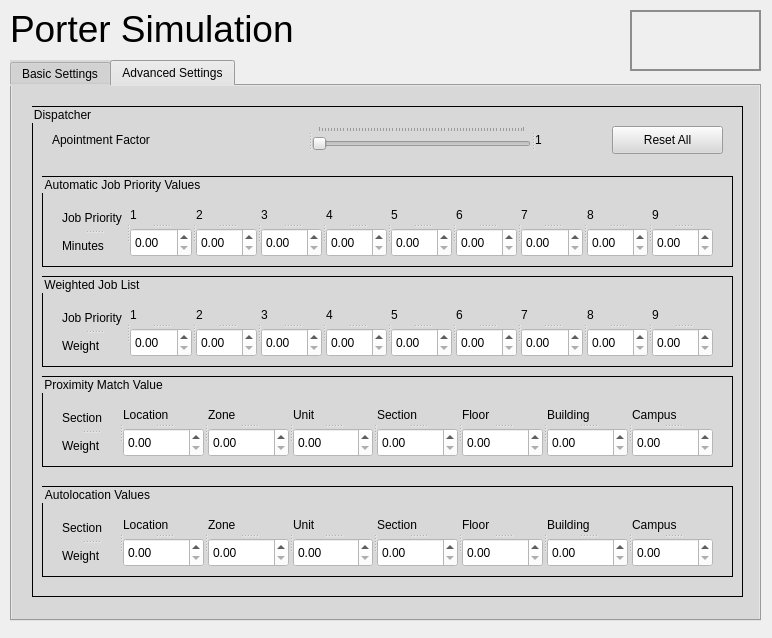
Qt form GUI/pyqt GUI/mockup.ui (vkondrav/Porter-Simulation) before a commit.
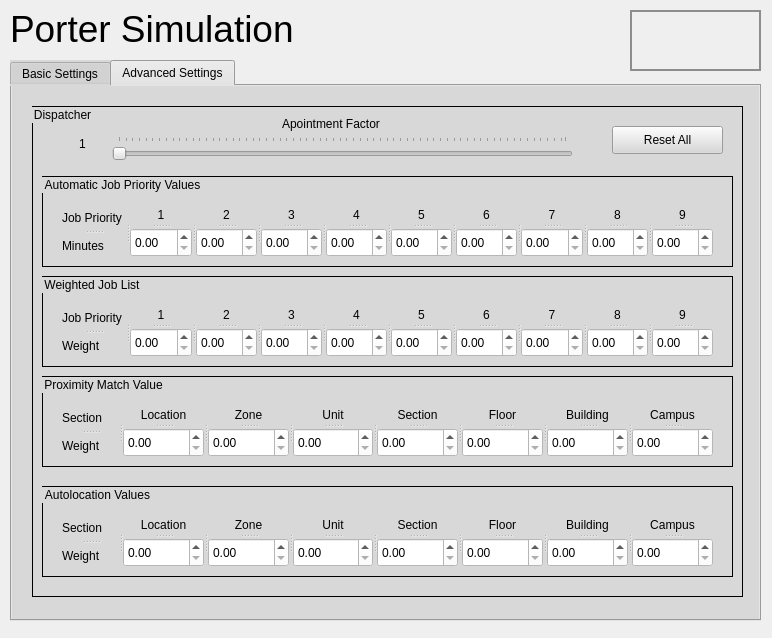
The same form after that commit. The open tabs and pages were chosen to show the change. Icons and pictures are not drawn.

The edit to the form file:
```diff
--- a/GUI/pyqt GUI/mockup.ui
+++ b/GUI/pyqt GUI/mockup.ui
@@ -297,8 +297,38 @@
         <height>91</height>
        </rect>
       </property>
-      <property name="styleSheet">
-       <string notr="true"/>
+      <property name="orientation">
+       <enum>Qt::Vertical</enum>
+      </property>
+      <widget class="QLabel" name="label_11">
+       <property name="text">
+        <string>%</string>
+       </property>
+      </widget>
+      <widget class="QLabel" name="label_10">
+       <property name="text">
+        <string>%</string>
+       </property>
+      </widget>
+      <widget class="QLabel" name="label_12">
+       <property name="text">
+        <string>min</string>
+       </property>
+      </widget>
+      <widget class="QLabel" name="label_14">
+       <property name="text">
+        <string>%</string>
+       </property>
+      </widget>
+     </widget>
+     <widget class="QSplitter" name="splitter_24">
+      <property name="geometry">
+       <rect>
+        <x>20</x>
+        <y>20</y>
+        <width>271</width>
+        <height>131</height>
+       </rect>
       </property>
       <property name="orientation">
        <enum>Qt::Vertical</enum>
@@ -514,6 +544,63 @@
      <property name="title">
       <string>Dispatcher</string>
      </property>
+     <widget class="QSlider" name="appFactor">
+      <property name="geometry">
+       <rect>
+        <x>80</x>
+        <y>30</y>
+        <width>461</width>
+        <height>27</height>
+       </rect>
+      </property>
+      <property name="minimum">
+       <number>100</number>
+      </property>
+      <property name="maximum">
+       <number>300</number>
+      </property>
+      <property name="singleStep">
+       <number>3</number>
+      </property>
+      <property name="orientation">
+       <enum>Qt::Horizontal</enum>
+      </property>
+      <property name="tickPosition">
+       <enum>QSlider::TicksAbove</enum>
+      </property>
+      <property name="tickInterval">
+       <number>3</number>
+      </property>
+     </widget>
+     <widget class="QLabel" name="label_13">
+      <property name="geometry">
+       <rect>
+        <x>250</x>
+        <y>10</y>
+        <width>104</width>
+        <height>16</height>
+       </rect>
+      </property>
+      <property name="text">
+       <string>Apointment Factor</string>
+      </property>
+     </widget>
+     <widget class="QLabel" name="appFactorValue">
+      <property name="geometry">
+       <rect>
+        <x>30</x>
+        <y>30</y>
+        <width>41</width>
+        <height>16</height>
+       </rect>
+      </property>
+      <property name="text">
+       <string>1</string>
+      </property>
+      <property name="alignment">
+       <set>Qt::AlignCenter</set>
+      </property>
+     </widget>
      <widget class="QGroupBox" name="groupBox_5">
       <property name="geometry">
        <rect>
@@ -561,6 +648,9 @@
          <property name="text">
           <string>1</string>
          </property>
+         <property name="alignment">
+          <set>Qt::AlignCenter</set>
+         </property>
         </widget>
         <widget class="QDoubleSpinBox" name="ajb1"/>
        </widget>
@@ -572,6 +662,9 @@
          <property name="text">
           <string>2</string>
          </property>
+         <property name="alignment">
+          <set>Qt::AlignCenter</set>
+         </property>
         </widget>
         <widget class="QDoubleSpinBox" name="ajb2"/>
        </widget>
@@ -583,6 +676,9 @@
          <property name="text">
           <string>3</string>
          </property>
+         <property name="alignment">
+          <set>Qt::AlignCenter</set>
+         </property>
         </widget>
         <widget class="QDoubleSpinBox" name="ajb3"/>
        </widget>
@@ -594,6 +690,9 @@
          <property name="text">
           <string>4</string>
          </property>
+         <property name="alignment">
+          <set>Qt::AlignCenter</set>
+         </property>
         </widget>
         <widget class="QDoubleSpinBox" name="ajb4"/>
        </widget>
@@ -605,6 +704,9 @@
          <property name="text">
           <string>5</string>
          </property>
+         <property name="alignment">
+          <set>Qt::AlignCenter</set>
+         </property>
         </widget>
         <widget class="QDoubleSpinBox" name="ajb5"/>
        </widget>
@@ -616,6 +718,9 @@
          <property name="text">
           <string>6</string>
          </property>
+         <property name="alignment">
+          <set>Qt::AlignCenter</set>
+         </property>
         </widget>
         <widget class="QDoubleSpinBox" name="ajb6"/>
        </widget>
@@ -627,6 +732,9 @@
          <property name="text">
           <string>7</string>
          </property>
+         <property name="alignment">
+          <set>Qt::AlignCenter</set>
+         </property>
         </widget>
         <widget class="QDoubleSpinBox" name="ajb7"/>
        </widget>
@@ -638,6 +746,9 @@
          <property name="text">
           <string>8</string>
          </property>
+         <property name="alignment">
+          <set>Qt::AlignCenter</set>
+         </property>
         </widget>
         <widget class="QDoubleSpinBox" name="ajb8"/>
        </widget>
@@ -649,6 +760,9 @@
          <property name="text">
           <string>9</string>
          </property>
+         <property name="alignment">
+          <set>Qt::AlignCenter</set>
+         </property>
         </widget>
         <widget class="QDoubleSpinBox" name="ajb9"/>
        </widget>
@@ -727,6 +841,9 @@
          <property name="text">
           <string>Location</string>
          </property>
+         <property name="alignment">
+          <set>Qt::AlignCenter</set>
+         </property>
         </widget>
         <widget class="QDoubleSpinBox" name="pmv1"/>
        </widget>
@@ -738,6 +855,9 @@
          <property name="text">
           <string>Zone</string>
          </property>
+         <property name="alignment">
+          <set>Qt::AlignCenter</set>
+         </property>
         </widget>
         <widget class="QDoubleSpinBox" name="pmv2"/>
        </widget>
@@ -749,6 +869,9 @@
          <property name="text">
           <string>Unit</string>
          </property>
+         <property name="alignment">
+          <set>Qt::AlignCenter</set>
+         </property>
         </widget>
         <widget class="QDoubleSpinBox" name="pmv3"/>
        </widget>
@@ -760,6 +883,9 @@
          <property name="text">
           <string>Section</string>
          </property>
+         <property name="alignment">
+          <set>Qt::AlignCenter</set>
+         </property>
         </widget>
         <widget class="QDoubleSpinBox" name="pmv4"/>
        </widget>
@@ -771,6 +897,9 @@
          <property name="text">
           <string>Floor</string>
          </property>
+         <property name="alignment">
+          <set>Qt::AlignCenter</set>
+         </property>
         </widget>
         <widget class="QDoubleSpinBox" name="pmv5"/>
        </widget>
@@ -782,6 +911,9 @@
          <property name="text">
           <string>Building</string>
          </property>
+         <property name="alignment">
+          <set>Qt::AlignCenter</set>
+         </property>
         </widget>
         <widget class="QDoubleSpinBox" name="pmv6"/>
        </widget>
@@ -793,6 +925,9 @@
          <property name="text">
           <string>Campus</string>
          </property>
+         <property name="alignment">
+          <set>Qt::AlignCenter</set>
+         </property>
         </widget>
         <widget class="QDoubleSpinBox" name="pmv7"/>
        </widget>
@@ -871,6 +1006,9 @@
          <property name="text">
           <string>Location</string>
          </property>
+         <property name="alignment">
+          <set>Qt::AlignCenter</set>
+         </property>
         </widget>
         <widget class="QDoubleSpinBox" name="av1"/>
        </widget>
@@ -882,6 +1020,9 @@
          <property name="text">
           <string>Zone</string>
          </property>
+         <property name="alignment">
+          <set>Qt::AlignCenter</set>
+         </property>
         </widget>
         <widget class="QDoubleSpinBox" name="av2"/>
        </widget>
@@ -893,6 +1034,9 @@
          <property name="text">
           <string>Unit</string>
          </property>
+         <property name="alignment">
+          <set>Qt::AlignCenter</set>
+         </property>
         </widget>
         <widget class="QDoubleSpinBox" name="av3"/>
        </widget>
@@ -904,6 +1048,9 @@
          <property name="text">
           <string>Section</string>
          </property>
+         <property name="alignment">
+          <set>Qt::AlignCenter</set>
+         </property>
         </widget>
         <widget class="QDoubleSpinBox" name="av4"/>
        </widget>
@@ -915,6 +1062,9 @@
          <property name="text">
           <string>Floor</string>
          </property>
+         <property name="alignment">
+          <set>Qt::AlignCenter</set>
+         </property>
         </widget>
         <widget class="QDoubleSpinBox" name="av5"/>
        </widget>
@@ -926,6 +1076,9 @@
          <property name="text">
           <string>Building</string>
          </property>
+         <property name="alignment">
+          <set>Qt::AlignCenter</set>
+         </property>
         </widget>
         <widget class="QDoubleSpinBox" name="av6"/>
        </widget>
@@ -937,6 +1090,9 @@
          <property name="text">
           <string>Campus</string>
          </property>
+         <property name="alignment">
+          <set>Qt::AlignCenter</set>
+         </property>
         </widget>
         <widget class="QDoubleSpinBox" name="av7"/>
        </widget>
@@ -989,6 +1145,9 @@
          <property name="text">
           <string>1</string>
          </property>
+         <property name="alignment">
+          <set>Qt::AlignCenter</set>
+         </property>
         </widget>
         <widget class="QDoubleSpinBox" name="wjl1"/>
        </widget>
@@ -1000,6 +1159,9 @@
          <property name="text">
           <string>2</string>
          </property>
+         <property name="alignment">
+          <set>Qt::AlignCenter</set>
+         </property>
         </widget>
         <widget class="QDoubleSpinBox" name="wjl2"/>
        </widget>
@@ -1011,6 +1173,9 @@
          <property name="text">
           <string>3</string>
          </property>
+         <property name="alignment">
+          <set>Qt::AlignCenter</set>
+         </property>
         </widget>
         <widget class="QDoubleSpinBox" name="wjl3"/>
        </widget>
@@ -1022,6 +1187,9 @@
          <property name="text">
           <string>4</string>
          </property>
+         <property name="alignment">
+          <set>Qt::AlignCenter</set>
+         </property>
         </widget>
         <widget class="QDoubleSpinBox" name="wjl4"/>
        </widget>
@@ -1033,6 +1201,9 @@
          <property name="text">
           <string>5</string>
          </property>
+         <property name="alignment">
+          <set>Qt::AlignCenter</set>
+         </property>
         </widget>
         <widget class="QDoubleSpinBox" name="wjl5"/>
        </widget>
@@ -1044,6 +1215,9 @@
          <property name="text">
           <string>6</string>
          </property>
+         <property name="alignment">
+          <set>Qt::AlignCenter</set>
+         </property>
         </widget>
         <widget class="QDoubleSpinBox" name="wjl6"/>
        </widget>
@@ -1055,6 +1229,9 @@
          <property name="text">
           <string>7</string>
          </property>
+         <property name="alignment">
+          <set>Qt::AlignCenter</set>
+         </property>
         </widget>
         <widget class="QDoubleSpinBox" name="wjl7"/>
        </widget>
@@ -1066,6 +1243,9 @@
          <property name="text">
           <string>8</string>
          </property>
+         <property name="alignment">
+          <set>Qt::AlignCenter</set>
+         </property>
         </widget>
         <widget class="QDoubleSpinBox" name="wjl8"/>
        </widget>
@@ -1077,6 +1257,9 @@
          <property name="text">
           <string>9</string>
          </property>
+         <property name="alignment">
+          <set>Qt::AlignCenter</set>
+         </property>
         </widget>
         <widget class="QDoubleSpinBox" name="wjl9"/>
        </widget>
@@ -1095,49 +1278,6 @@
        <string>Reset All</string>
       </property>
      </widget>
-     <widget class="QSplitter" name="splitter_24">
-      <property name="geometry">
-       <rect>
-        <x>20</x>
-        <y>20</y>
-        <width>501</width>
-        <height>27</height>
-       </rect>
-      </property>
-      <property name="orientation">
-       <enum>Qt::Horizontal</enum>
-      </property>
-      <widget class="QLabel" name="label_13">
-       <property name="text">
-        <string>Apointment Factor</string>
-       </property>
-      </widget>
-      <widget class="QSlider" name="appFactor">
-       <property name="minimum">
-        <number>100</number>
-       </property>
-       <property name="maximum">
-        <number>300</number>
-       </property>
-       <property name="singleStep">
-        <number>3</number>
-       </property>
-       <property name="orientation">
-        <enum>Qt::Horizontal</enum>
-       </property>
-       <property name="tickPosition">
-        <enum>QSlider::TicksAbove</enum>
-       </property>
-       <property name="tickInterval">
-        <number>3</number>
-       </property>
-      </widget>
-      <widget class="QLabel" name="appFactorValue">
-       <property name="text">
-        <string>1</string>
-       </property>
-      </widget>
-     </widget>
      <zorder>appFactor</zorder>
      <zorder>label_13</zorder>
      <zorder>appFactorValue</zorder>
```
Left out of the diff: 78 changed lines with no effect on the pictures.
